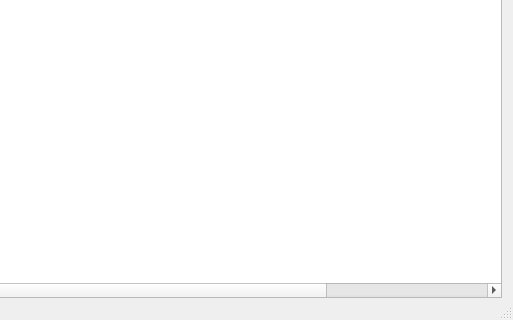
This is src/main.ui in sledjama/youtube-video-downloader as Qt 5 draws it before an edit; both pictures show x 299 to 812 and y 181 to 501 of the 812 by 501 pixel window. The edited form follows.
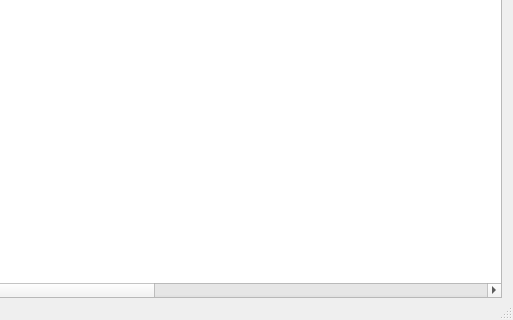
This is the edited form. Icons and pictures are not drawn.

```diff
--- a/src/main.ui
+++ b/src/main.ui
@@ -110,6 +110,16 @@
       <string>video_id</string>
      </property>
     </column>
+    <column>
+     <property name="text">
+      <string>id</string>
+     </property>
+    </column>
+    <column>
+     <property name="text">
+      <string>path</string>
+     </property>
+    </column>
    </widget>
    <widget class="QLineEdit" name="searchLineEdit">
     <property name="geometry">
```
Left out of the diff: 4 changed lines with no effect on the pictures.
